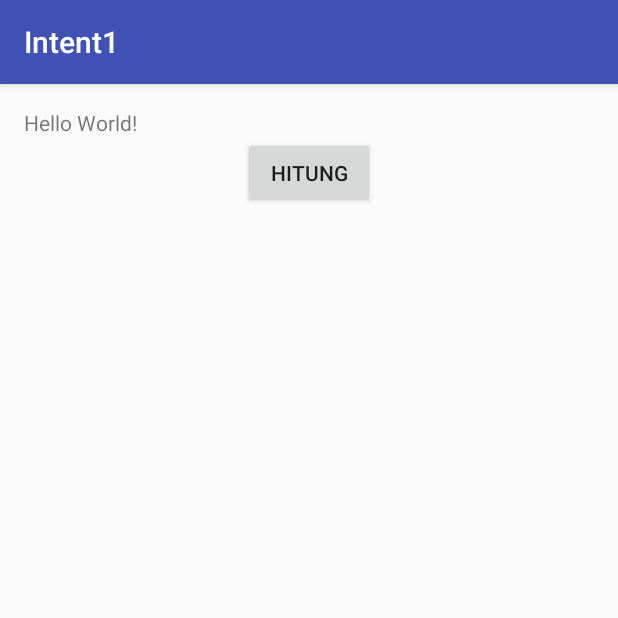
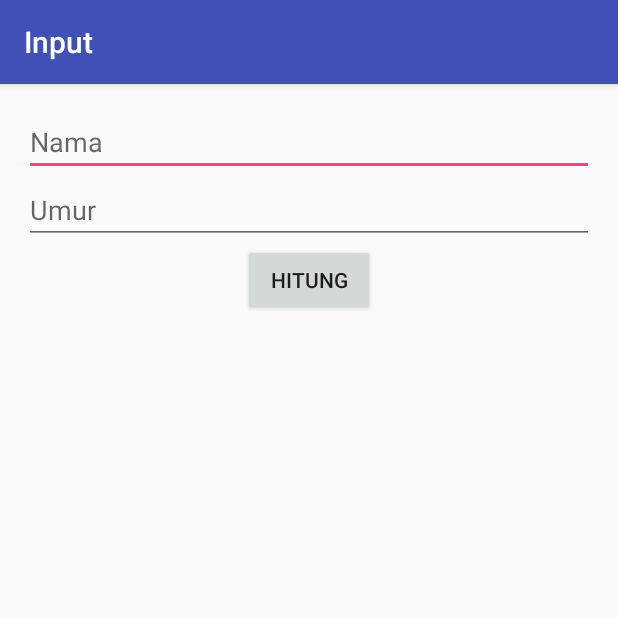
Before and after one commit to primalistianti10/Intent-1, an Android app: the screen it shows after launch (MainActivity), on a phone screen of 412 x 824 dp, the top half of it. Run offline under Robolectric (Android 15) with nearby library versions, the phone set to English and light mode, and no system bars; 1 statement that could not run was skipped.

Commit message:
startActivity Part 2

```diff
--- a/app/src/main/java/id/sch/smktelkom_mlg/learn/intent1/MainActivity.java
+++ b/app/src/main/java/id/sch/smktelkom_mlg/learn/intent1/MainActivity.java
@@ -4,19 +4,38 @@ import android.content.Intent;
 import android.support.v7.app.AppCompatActivity;
 import android.os.Bundle;
 import android.view.View;
+import android.widget.EditText;
 
 public class MainActivity extends AppCompatActivity {
-
+    public static final String NAMA = "Nama";
+    public static final String UMUR = "Umur";
+    EditText etNama;
+    EditText etUmur;
     @Override
     protected void onCreate(Bundle savedInstanceState) {
-
+        setTitle("Input");
+        etNama = (EditText) findViewById(R.id.editTextNama);
+        etUmur = (EditText) findViewById(R.id.editTextUmur);
         findViewById(R.id.buttonHitung).setOnClickListener(new View.OnClickListener() {
             @Override
-            public void onClick(View vi) {
+            public void onClick(View v) {
+                goHasil();
             startActivity(new Intent(MainActivity.this, HasilActivity.class));
             }
         });
         super.onCreate(savedInstanceState);
         setContentView(R.layout.activity_main);
     }
+
+    private void goHasil() {
+        String nama = etNama.getText().toString();
+        String umurStr = etUmur.getText().toString();
+
+        int umur = umurStr.isEmpty()?0:Integer.parseInt(umurStr);
+
+        Intent intent = new Intent(MainActivity.this, HasilActivity.class);
+        intent.putExtra(NAMA, nama);
+        intent.putExtra(UMUR, umur);
+        startActivity(new Intent(MainActivity.this, HasilActivity.class));
+    }
 }
--- a/app/src/main/res/layout/activity_main.xml
+++ b/app/src/main/res/layout/activity_main.xml
@@ -10,15 +10,28 @@
     tools:context="id.sch.smktelkom_mlg.learn.intent1.MainActivity"
     android:orientation="vertical">
 
+    <EditText
+        android:layout_width="match_parent"
+        android:layout_height="wrap_content"
+        android:inputType="textPersonName"
+        android:ems="10"
+        android:id="@+id/editTextNama"
+        android:hint="Nama"
+        android:layout_gravity="center_horizontal" />
+
     <LinearLayout
         android:orientation="vertical"
         android:layout_width="match_parent"
         android:layout_height="match_parent">
 
-        <TextView
-            android:layout_width="wrap_content"
+        <EditText
+            android:layout_width="match_parent"
             android:layout_height="wrap_content"
-            android:text="Hello World!" />
+            android:inputType="numberSigned"
+            android:ems="10"
+            android:id="@+id/editTextUmur"
+            android:hint="Umur"
+            android:layout_gravity="center_horizontal" />
 
         <Button
             android:layout_width="wrap_content"
```
Also changed, not shown: app/src/main/java/id/sch/smktelkom_mlg/learn/intent1/HasilActivity.java (+13 -0 lines), app/src/main/res/layout/activity_hasil.xml (+10 -0 lines).
